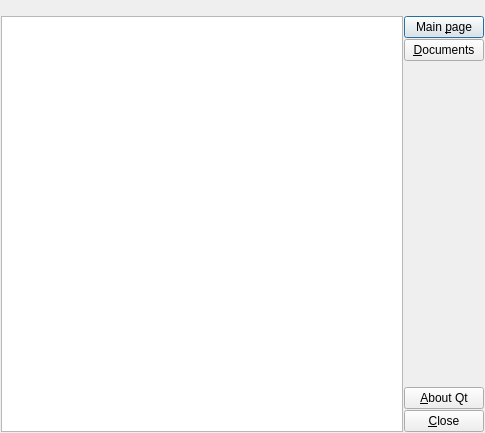
b-xiang/taskBus, file taskbusplatform/gui/dlgabout.ui: the form before one commit.
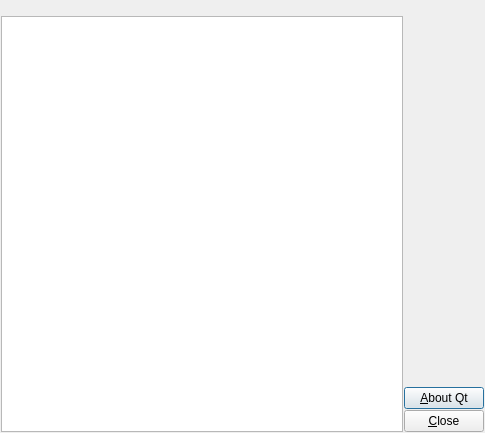
The form after the commit. Icons and pictures are not drawn.

Commit message: Main Version Published

The edit to the form file:
```diff
--- a/taskbusplatform/gui/dlgabout.ui
+++ b/taskbusplatform/gui/dlgabout.ui
@@ -63,20 +63,6 @@
      </item>
      <item>
       <layout class="QVBoxLayout" name="verticalLayout">
-       <item>
-        <widget class="QPushButton" name="pushButton_mainPage">
-         <property name="text">
-          <string>Main &amp;page</string>
-         </property>
-        </widget>
-       </item>
-       <item>
-        <widget class="QPushButton" name="pushButton_documents">
-         <property name="text">
-          <string>&amp;Documents</string>
-         </property>
-        </widget>
-       </item>
        <item>
         <spacer name="verticalSpacer">
          <property name="orientation">
```
The commit also changes 4 other files.
